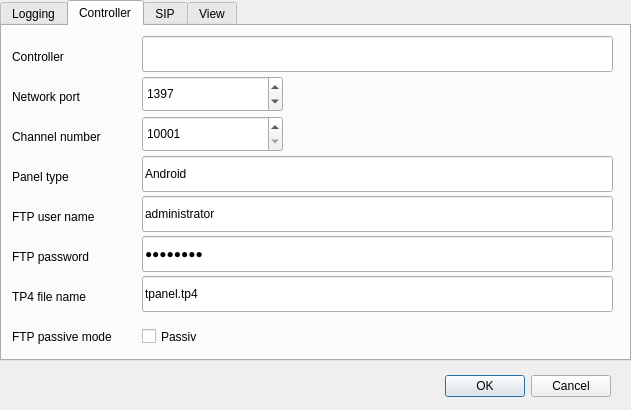
TheLord45/tpanel, file tqtsettings.ui: the form before one commit.
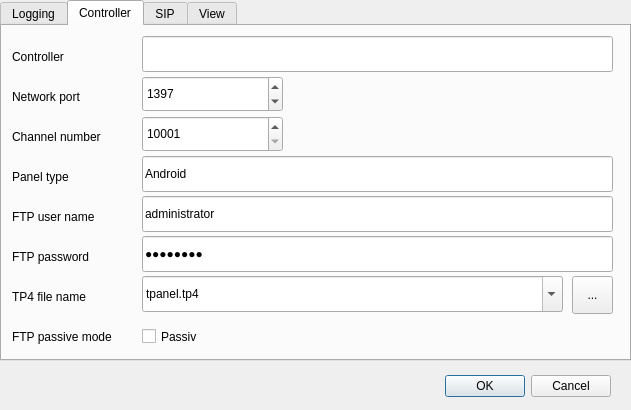
The form after the commit. Icons and pictures are not drawn.

Commit message: Changes the edit line "TP4 file name" into a comboBox and adds a button to force the downoald of a TP4 file.

Patch:
```diff
--- a/tqtsettings.ui
+++ b/tqtsettings.ui
@@ -356,7 +356,7 @@
       <rect>
        <x>10</x>
        <y>60</y>
-       <width>121</width>
+       <width>131</width>
        <height>22</height>
       </rect>
      </property>
@@ -381,7 +381,7 @@
       <rect>
        <x>10</x>
        <y>100</y>
-       <width>120</width>
+       <width>131</width>
        <height>22</height>
       </rect>
      </property>
@@ -527,7 +527,7 @@
       <rect>
        <x>10</x>
        <y>20</y>
-       <width>121</width>
+       <width>131</width>
        <height>22</height>
       </rect>
      </property>
@@ -552,7 +552,7 @@
       <rect>
        <x>10</x>
        <y>140</y>
-       <width>111</width>
+       <width>131</width>
        <height>22</height>
       </rect>
      </property>
@@ -577,7 +577,7 @@
       <rect>
        <x>10</x>
        <y>180</y>
-       <width>111</width>
+       <width>131</width>
        <height>22</height>
       </rect>
      </property>
@@ -602,7 +602,7 @@
       <rect>
        <x>10</x>
        <y>220</y>
-       <width>111</width>
+       <width>131</width>
        <height>22</height>
       </rect>
      </property>
@@ -627,7 +627,7 @@
       <rect>
        <x>10</x>
        <y>260</y>
-       <width>111</width>
+       <width>131</width>
        <height>22</height>
       </rect>
      </property>
@@ -652,7 +652,7 @@
       <rect>
        <x>10</x>
        <y>300</y>
-       <width>111</width>
+       <width>131</width>
        <height>22</height>
       </rect>
      </property>
@@ -731,40 +731,12 @@
       <enum>QLineEdit::Password</enum>
      </property>
     </widget>
-    <widget class="QLineEdit" name="lineEdit_FTPsurface">
-     <property name="geometry">
-      <rect>
-       <x>140</x>
-       <y>250</y>
-       <width>471</width>
-       <height>36</height>
-      </rect>
-     </property>
-     <property name="sizePolicy">
-      <sizepolicy hsizetype="Expanding" vsizetype="Expanding">
-       <horstretch>0</horstretch>
-       <verstretch>0</verstretch>
-      </sizepolicy>
-     </property>
-     <property name="minimumSize">
-      <size>
-       <width>141</width>
-       <height>36</height>
-      </size>
-     </property>
-     <property name="toolTip">
-      <string>&lt;html&gt;&lt;head/&gt;&lt;body&gt;&lt;p&gt;This is the name of a TP4 file on the disc of the controller. By default this is &lt;span style=&quot; font-weight:600;&quot;&gt;tpanel.tp4&lt;/span&gt;.&lt;/p&gt;&lt;/body&gt;&lt;/html&gt;</string>
-     </property>
-     <property name="text">
-      <string>tpanel.tp4</string>
-     </property>
-    </widget>
     <widget class="QCheckBox" name="checkBox_FTPpassive">
      <property name="geometry">
       <rect>
        <x>140</x>
        <y>300</y>
-       <width>85</width>
+       <width>191</width>
        <height>21</height>
       </rect>
      </property>
@@ -772,6 +744,45 @@
       <string>Passiv</string>
      </property>
     </widget>
+    <widget class="QComboBox" name="comboBox_FTPsurface">
+     <property name="geometry">
+      <rect>
+       <x>140</x>
+       <y>250</y>
+       <width>421</width>
+       <height>36</height>
+      </rect>
+     </property>
+     <property name="editable">
+      <bool>true</bool>
+     </property>
+     <property name="currentText">
+      <string>tpanel.tp4</string>
+     </property>
+    </widget>
+    <widget class="QToolButton" name="toolButton_Download">
+     <property name="geometry">
+      <rect>
+       <x>570</x>
+       <y>250</y>
+       <width>41</width>
+       <height>38</height>
+      </rect>
+     </property>
+     <property name="text">
+      <string>...</string>
+     </property>
+     <property name="icon">
+      <iconset resource="tpanel.qrc">
+       <normaloff>:/images/download64.png</normaloff>:/images/download64.png</iconset>
+     </property>
+     <property name="iconSize">
+      <size>
+       <width>32</width>
+       <height>32</height>
+      </size>
+     </property>
+    </widget>
    </widget>
    <widget class="QWidget" name="tabSIP">
     <attribute name="title">
```
Left out of the diff: 74 changed lines with no effect on the pictures. The commit also changes 19 other files.
